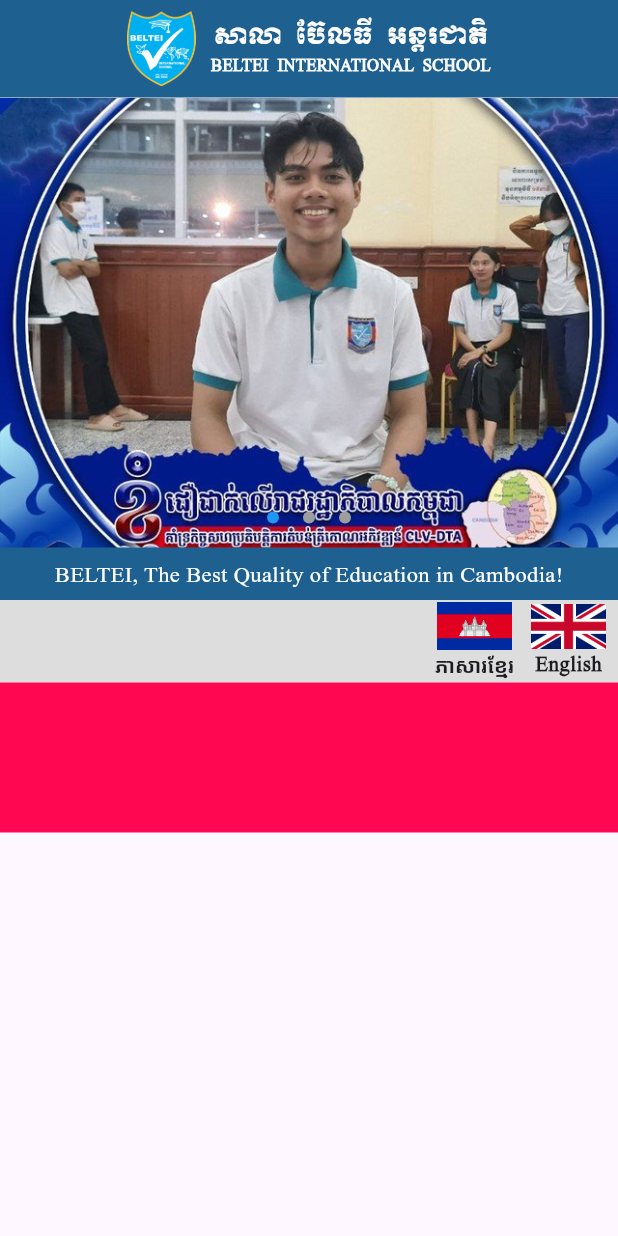
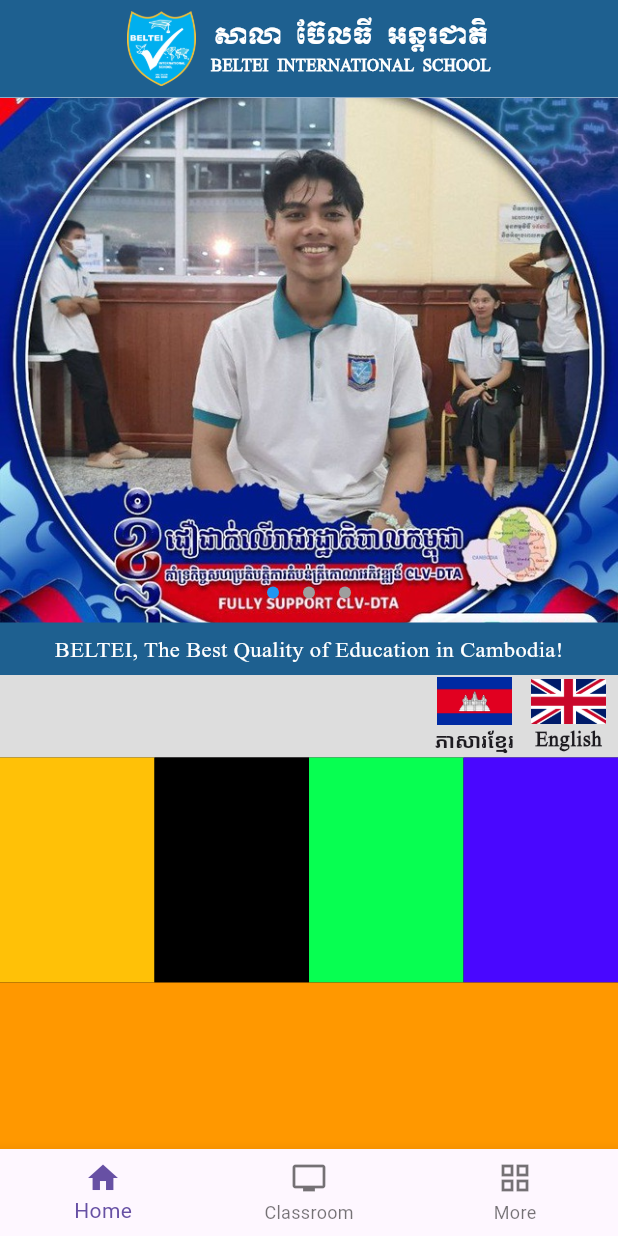
Before and after one commit to Foss1lz/BELTEI, a Flutter app: the screen it shows after launch, on a phone screen of 412 x 824 dp. Run offline on Flutter 3.47's test engine with Material 3 defaults, Android fonts, the light colour scheme and no system bars; drawn by our look-alikes of smooth_page_indicator.

Commit message:
added 2 colum

```diff
--- a/lib/index.dart
+++ b/lib/index.dart
@@ -55,7 +55,7 @@
         children: [
           SizedBox(
             width: double.infinity, // Optional: make container full width
-            height: 300, // Set the desired height for the slideshow
+            height: 350, // Set the desired height for the slideshow
             child: Slideshow(),
           ),
           Container(
@@ -123,17 +123,55 @@
             ),
           ),
           Container(
-            color: const Color.fromARGB(255, 255, 7, 81),
-            child: Row(
+            width: double.infinity,
+            height: 300,
+            color: const Color.fromARGB(255, 0, 0, 0), // Red background color
+            child: Column(
               children: [
+                // Row with four equally spaced containers
                 Container(
-                  color: Color.fromARGB(255, 52, 160, 142),
-                  child: Column(
+                  height: 150,
+                  child: Row(
                     children: [
-                      Container(
-                        color: const Color.fromARGB(255, 0, 0, 0),
-                        height: 100,
-                      )
+                      Expanded(
+                        child: Container(
+                          height: double
+                              .infinity, // Makes each container take the full height of the parent
+                          color: Colors.amber, // Amber color
+                        ),
+                      ),
+                      Expanded(
+                        child: Container(
+                          height: double.infinity,
+                          color:
+                              const Color.fromARGB(255, 0, 0, 0), // Black color
+                        ),
+                      ),
+                      Expanded(
+                        child: Container(
+                          height: double.infinity,
+                          color: const Color.fromARGB(
+                              255, 7, 255, 81), // Green color
+                        ),
+                      ),
+                      Expanded(
+                        child: Container(
+                          height: double.infinity,
+                          color: const Color.fromARGB(
+                              255, 73, 7, 255), // Purple color
+                        ),
+                      ),
+                    ],
+                  ),
+                ),
+                Container(
+                  height: 150,
+                  child: Row(
+                    children: [
+                      Expanded(
+                          child: Container(
+                        color: Colors.orange,
+                      ))
                     ],
                   ),
                 )
@@ -142,6 +180,24 @@
           )
         ],
       ),
+      bottomNavigationBar: BottomNavigationBar(
+        items: const <BottomNavigationBarItem>[
+          BottomNavigationBarItem(
+            icon: Icon(Icons.home),
+            label: 'Home',
+          ),
+          BottomNavigationBarItem(
+            icon: Icon(Icons.tv),
+            label: 'Classroom',
+          ),
+          BottomNavigationBarItem(
+              icon: Icon(Icons.grid_view_outlined), label: "More")
+        ],
+        currentIndex: 0, // Default selected index
+        onTap: (int index) {
+          // Handle item tap
+        },
+      ),
     );
   }
 }
--- a/lib/slideshow.dart
+++ b/lib/slideshow.dart
@@ -65,7 +65,7 @@
             child: SmoothPageIndicator(
               controller: _pageController,
               count: _images.length,
-              effect: WormEffect(
+              effect: const WormEffect(
                 activeDotColor: Colors.blue,
                 dotColor: Colors.grey,
                 dotHeight: 8,
```
